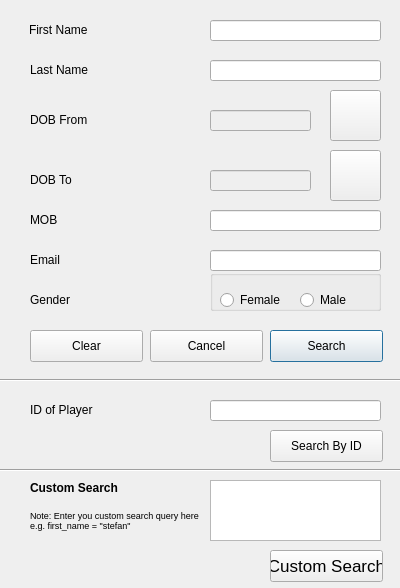
Old version of the form refine.ui in the repository stefanmarjanovic/Comp.
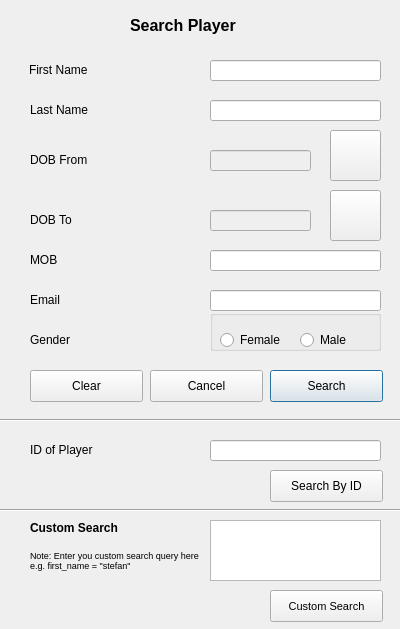
New version of the form. Icons and pictures are not drawn.

Commit message:
Add Labels and Competition interface
Add titles on dialogue boxes
Add Competition interface

```diff
--- a/refine.ui
+++ b/refine.ui
@@ -7,7 +7,7 @@
     <x>0</x>
     <y>0</y>
     <width>400</width>
-    <height>588</height>
+    <height>629</height>
    </rect>
   </property>
   <property name="windowTitle">
@@ -20,7 +20,7 @@
    <property name="geometry">
     <rect>
      <x>30</x>
-     <y>110</y>
+     <y>150</y>
      <width>121</width>
      <height>20</height>
     </rect>
@@ -33,7 +33,7 @@
    <property name="geometry">
     <rect>
      <x>210</x>
-     <y>60</y>
+     <y>100</y>
      <width>171</width>
      <height>21</height>
     </rect>
@@ -43,7 +43,7 @@
    <property name="geometry">
     <rect>
      <x>210</x>
-     <y>250</y>
+     <y>290</y>
      <width>171</width>
      <height>21</height>
     </rect>
@@ -53,7 +53,7 @@
    <property name="geometry">
     <rect>
      <x>30</x>
-     <y>60</y>
+     <y>100</y>
      <width>121</width>
      <height>20</height>
     </rect>
@@ -66,7 +66,7 @@
    <property name="geometry">
     <rect>
      <x>30</x>
-     <y>290</y>
+     <y>330</y>
      <width>121</width>
      <height>20</height>
     </rect>
@@ -79,7 +79,7 @@
    <property name="geometry">
     <rect>
      <x>270</x>
-     <y>330</y>
+     <y>370</y>
      <width>113</width>
      <height>32</height>
     </rect>
@@ -104,7 +104,7 @@
    <property name="geometry">
     <rect>
      <x>150</x>
-     <y>330</y>
+     <y>370</y>
      <width>113</width>
      <height>32</height>
     </rect>
@@ -117,7 +117,7 @@
    <property name="geometry">
     <rect>
      <x>210</x>
-     <y>20</y>
+     <y>60</y>
      <width>171</width>
      <height>21</height>
     </rect>
@@ -127,7 +127,7 @@
    <property name="geometry">
     <rect>
      <x>29</x>
-     <y>20</y>
+     <y>60</y>
      <width>121</width>
      <height>20</height>
     </rect>
@@ -140,7 +140,7 @@
    <property name="geometry">
     <rect>
      <x>210</x>
-     <y>270</y>
+     <y>310</y>
      <width>171</width>
      <height>41</height>
     </rect>
@@ -182,7 +182,7 @@
    <property name="geometry">
     <rect>
      <x>210</x>
-     <y>210</y>
+     <y>250</y>
      <width>171</width>
      <height>21</height>
     </rect>
@@ -192,7 +192,7 @@
    <property name="geometry">
     <rect>
      <x>30</x>
-     <y>250</y>
+     <y>290</y>
      <width>121</width>
      <height>20</height>
     </rect>
@@ -205,7 +205,7 @@
    <property name="geometry">
     <rect>
      <x>30</x>
-     <y>210</y>
+     <y>250</y>
      <width>121</width>
      <height>20</height>
     </rect>
@@ -218,7 +218,7 @@
    <property name="geometry">
     <rect>
      <x>270</x>
-     <y>430</y>
+     <y>470</y>
      <width>113</width>
      <height>32</height>
     </rect>
@@ -243,7 +243,7 @@
    <property name="geometry">
     <rect>
      <x>30</x>
-     <y>330</y>
+     <y>370</y>
      <width>113</width>
      <height>32</height>
     </rect>
@@ -262,7 +262,7 @@
    <property name="geometry">
     <rect>
      <x>210</x>
-     <y>110</y>
+     <y>150</y>
      <width>101</width>
      <height>21</height>
     </rect>
@@ -275,7 +275,7 @@
    <property name="geometry">
     <rect>
      <x>330</x>
-     <y>90</y>
+     <y>130</y>
      <width>51</width>
      <height>51</height>
     </rect>
@@ -291,7 +291,7 @@
    <property name="geometry">
     <rect>
      <x>30</x>
-     <y>170</y>
+     <y>210</y>
      <width>121</width>
      <height>20</height>
     </rect>
@@ -304,7 +304,7 @@
    <property name="geometry">
     <rect>
      <x>330</x>
-     <y>150</y>
+     <y>190</y>
      <width>51</width>
      <height>51</height>
     </rect>
@@ -323,7 +323,7 @@
    <property name="geometry">
     <rect>
      <x>210</x>
-     <y>170</y>
+     <y>210</y>
      <width>101</width>
      <height>21</height>
     </rect>
@@ -336,7 +336,7 @@
    <property name="geometry">
     <rect>
      <x>-20</x>
-     <y>370</y>
+     <y>410</y>
      <width>421</width>
      <height>20</height>
     </rect>
@@ -349,7 +349,7 @@
    <property name="geometry">
     <rect>
      <x>-10</x>
-     <y>460</y>
+     <y>500</y>
      <width>421</width>
      <height>20</height>
     </rect>
@@ -362,7 +362,7 @@
    <property name="geometry">
     <rect>
      <x>210</x>
-     <y>480</y>
+     <y>520</y>
      <width>171</width>
      <height>61</height>
     </rect>
@@ -372,7 +372,7 @@
    <property name="geometry">
     <rect>
      <x>30</x>
-     <y>500</y>
+     <y>540</y>
      <width>181</width>
      <height>41</height>
     </rect>
@@ -394,14 +394,14 @@
    <property name="geometry">
     <rect>
      <x>270</x>
-     <y>550</y>
+     <y>590</y>
      <width>113</width>
      <height>32</height>
     </rect>
    </property>
    <property name="font">
     <font>
-     <pointsize>13</pointsize>
+     <pointsize>8</pointsize>
     </font>
    </property>
    <property name="autoFillBackground">
@@ -424,7 +424,7 @@
    <property name="geometry">
     <rect>
      <x>210</x>
-     <y>400</y>
+     <y>440</y>
      <width>171</width>
      <height>21</height>
     </rect>
@@ -434,7 +434,7 @@
    <property name="geometry">
     <rect>
      <x>30</x>
-     <y>400</y>
+     <y>440</y>
      <width>121</width>
      <height>20</height>
     </rect>
@@ -453,7 +453,7 @@
    <property name="geometry">
     <rect>
      <x>30</x>
-     <y>480</y>
+     <y>520</y>
      <width>101</width>
      <height>16</height>
     </rect>
@@ -468,6 +468,26 @@
     <string>Custom Search</string>
    </property>
   </widget>
+  <widget class="QLabel" name="label_11">
+   <property name="geometry">
+    <rect>
+     <x>130</x>
+     <y>10</y>
+     <width>151</width>
+     <height>31</height>
+    </rect>
+   </property>
+   <property name="font">
+    <font>
+     <pointsize>12</pointsize>
+     <weight>75</weight>
+     <bold>true</bold>
+    </font>
+   </property>
+   <property name="text">
+    <string>Search Player</string>
+   </property>
+  </widget>
  </widget>
  <tabstops>
   <tabstop>fName</tabstop>
```
The commit also changes 15 other files.
